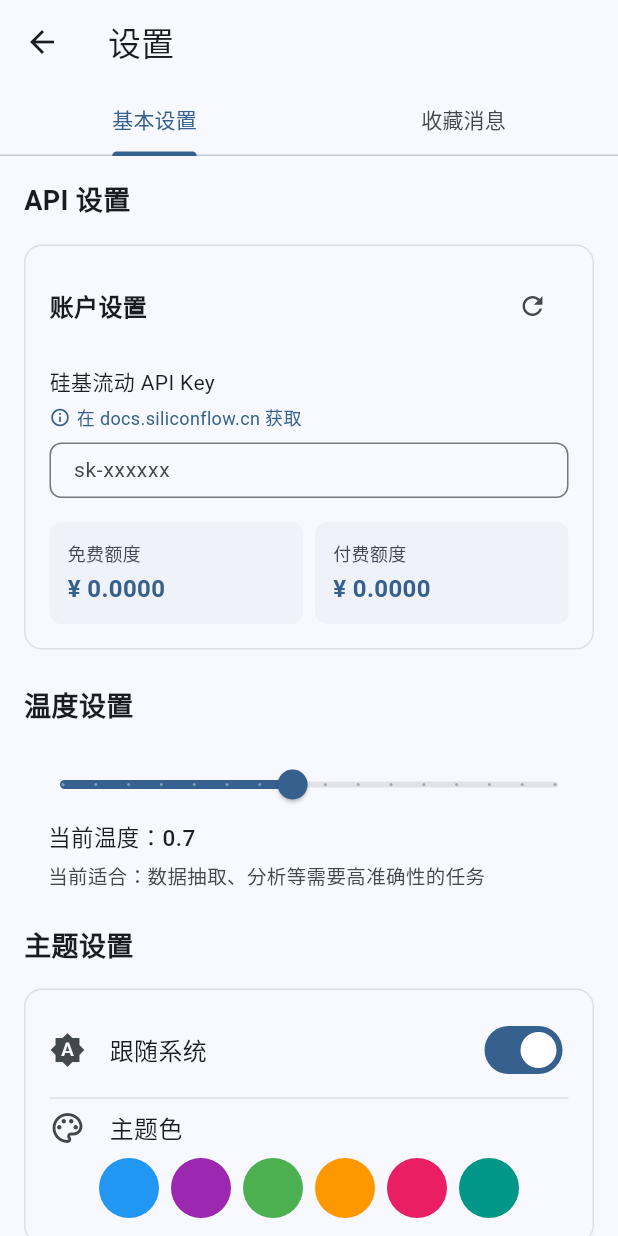
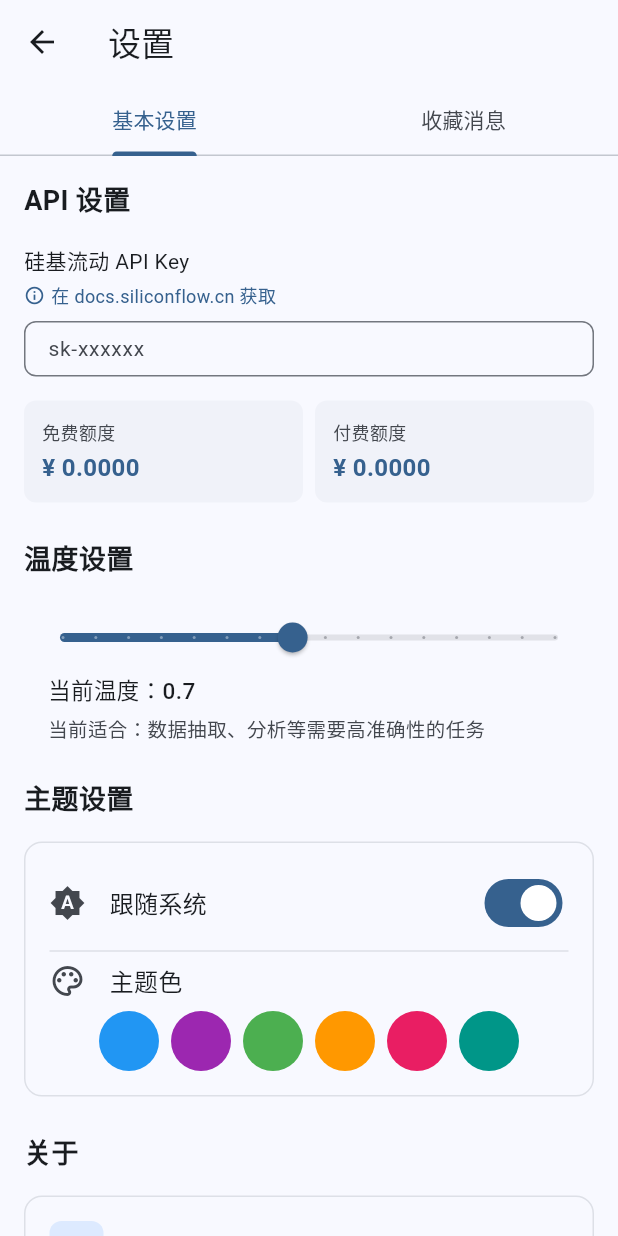
Before and after one commit to mikufoxxx/deepchat, a Flutter app: the SettingsScreen screen opened directly, on a phone screen of 412 x 824 dp. Run offline on Flutter 3.47's test engine with Material 3 defaults, Android fonts, the light colour scheme and no system bars; our stand-ins replace flutter_markdown, image_picker, package_info_plus, shared_preferences; missing offline and left inert: flutter_tesseract_ocr, markdown; accounts and stored records are empty.

Commit message:
fix:修复设置页进入

```diff
--- a/lib/screens/settings_screen.dart
+++ b/lib/screens/settings_screen.dart
@@ -357,6 +357,7 @@ class _BasicSettingsTab extends StatefulWidget {
 class _BasicSettingsTabState extends State<_BasicSettingsTab> with SingleTickerProviderStateMixin {
   late AnimationController _controller;
   late List<Animation<double>> _animations;
+  Future<UserInfo>? _userInfoFuture;
 
   @override
   void initState() {
@@ -489,86 +490,25 @@ class _BasicSettingsTabState extends State<_BasicSettingsTab> with SingleTickerP
   }
 
   Widget _buildApiSection(BuildContext context) {
-    final theme = Theme.of(context);
-    final provider = context.watch<ChatProvider>();
+    final provider = context.read<ChatProvider>();
+    _userInfoFuture ??= provider.getUserInfo();
 
-    return Container(
-      padding: const EdgeInsets.all(16),
-      decoration: BoxDecoration(
-        color: theme.colorScheme.surface,
-        borderRadius: BorderRadius.circular(12),
-        border: Border.all(
-          color: theme.colorScheme.outlineVariant.withOpacity(0.5),
-        ),
-      ),
-      child: Column(
-        crossAxisAlignment: CrossAxisAlignment.start,
-        children: [
-          Row(
-            children: [
-              Text(
-                '账户设置',
-                style: TextStyle(
-                  fontSize: 16,
-                  fontWeight: FontWeight.w600,
-                  color: theme.colorScheme.onSurface,
-                ),
-              ),
-              const Spacer(),
-              IconButton(
-                icon: const Icon(Icons.refresh, size: 20),
-                onPressed: () async {
-                  try {
-                    await provider.getUserInfo(forceRefresh: true);
-                    ScaffoldMessenger.of(context).showSnackBar(
-                      SnackBar(
-                        content: Text(
-                          '余额已更新',
-                          style: TextStyle(
-                            color: theme.colorScheme.onPrimaryContainer,
-                          ),
-                        ),
-                        backgroundColor: theme.colorScheme.primaryContainer,
-                        behavior: SnackBarBehavior.floating,
-                        duration: const Duration(seconds: 1),
-                      ),
-                    );
-                  } catch (e) {
-                    ScaffoldMessenger.of(context).showSnackBar(
-                      SnackBar(
-                        content: Text(
-                          e.toString(),
-                          style: TextStyle(
-                            color: theme.colorScheme.error,
-                          ),
-                        ),
-                        backgroundColor: theme.colorScheme.errorContainer,
-                        behavior: SnackBarBehavior.floating,
-                      ),
-                    );
-                  }
-                },
-                tooltip: '刷新余额',
-              ),
-            ],
-          ),
-          const SizedBox(height: 16),
-          FutureBuilder<UserInfo>(
-            future: provider.getUserInfo(),
+    return FutureBuilder<UserInfo>(
+      future: _userInfoFuture,
       builder: (context, snapshot) {
-              if (snapshot.connectionState == ConnectionState.waiting) {
+        if (snapshot.connectionState == ConnectionState.waiting || provider.isBalanceRefreshing) {
           return const Center(child: CircularProgressIndicator());
         }
 
         if (snapshot.hasError) {
           return Column(
             children: [
-                    _buildApiKeyInput(context, provider, theme),
+              _buildApiKeyInput(context, provider, Theme.of(context)),
               const SizedBox(height: 16),
               Center(
                 child: Text(
                   '获取用户信息失败: ${snapshot.error}',
-                        style: TextStyle(color: theme.colorScheme.error),
+                  style: TextStyle(color: Theme.of(context).colorScheme.error),
                 ),
               ),
             ],
@@ -579,15 +519,12 @@ class _BasicSettingsTabState extends State<_BasicSettingsTab> with SingleTickerP
         return Column(
           crossAxisAlignment: CrossAxisAlignment.start,
           children: [
-                  _buildApiKeyInput(context, provider, theme),
+            _buildApiKeyInput(context, provider, Theme.of(context)),
             const SizedBox(height: 16),
-                  _buildBalanceInfo(userInfo, theme),
+            _buildBalanceInfo(userInfo, Theme.of(context)),
           ],
         );
       },
-          ),
-        ],
-      ),
     );
   }
 
```
Also changed, not shown: lib/providers/chat_provider.dart (+73 -2 lines), lib/widgets/chat_drawer.dart (+34 -20 lines). Lines whose indentation alone changed are shown as unchanged.
